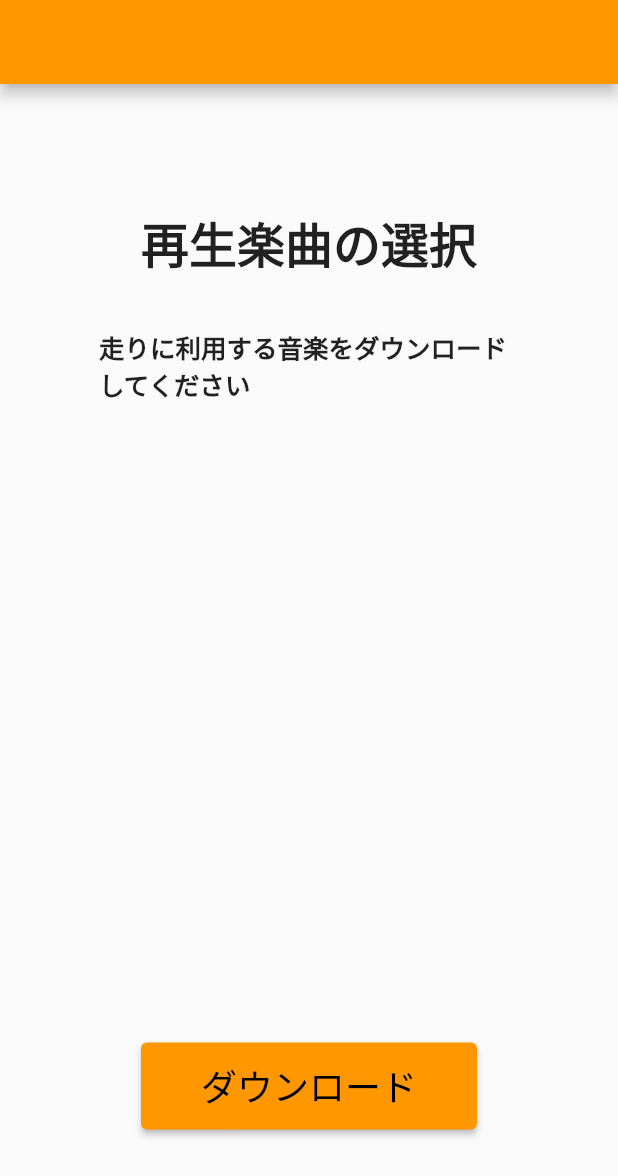
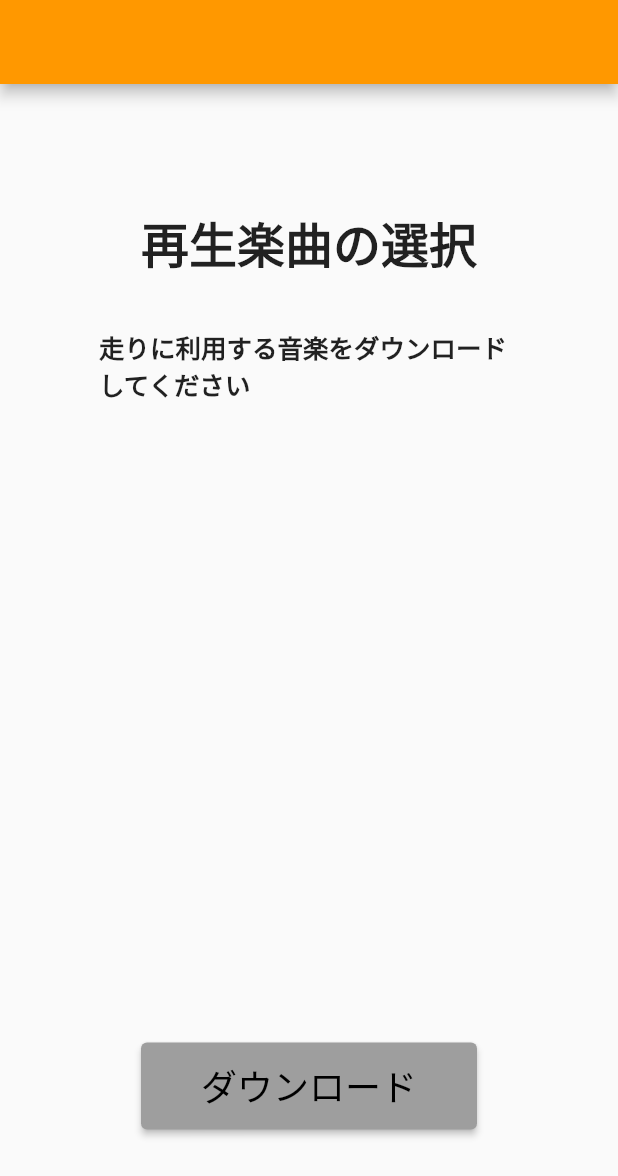
Before and after one commit to beatim-inc/beatim5, a Flutter app: the ChoosePlaylistPage screen opened directly, after a tap on "ダウンロード", on a phone screen of 412 x 824 dp. Shown: the top 1176 px of the screen. Run offline on Flutter 3.47's test engine with Material 2 defaults, Android fonts, the phone set to English and light mode, and no system bars; our stand-ins replace cloud_firestore, firebase_core, firebase_storage, flutter_svg, geolocator, just_audio and 2 more; accounts and stored records are empty.

Commit message:
再生楽曲が選択されるまでダウンロードボタンをオフにした

```diff
--- a/lib/screens/choose_playlist_page.dart
+++ b/lib/screens/choose_playlist_page.dart
@@ -20,6 +20,7 @@ class ChoosePlaylistPage extends StatefulWidget {
 }
 
 class _ChoosePlaylistPageState extends State<ChoosePlaylistPage> {
+  Color pageTransitionButtonColor = Colors.grey;
 //  int selectedPlaylistIndex = -1;
 
   @override
@@ -93,8 +94,10 @@ class _ChoosePlaylistPageState extends State<ChoosePlaylistPage> {
                                           setState(() {
                                             if (value == null) {
                                               selectedPlaylist = -1;
+                                              pageTransitionButtonColor = Colors.grey;
                                             } else {
                                               selectedPlaylist = value;
+                                              pageTransitionButtonColor = Colors.orange;
                                             }
                                           });
                                         }),
@@ -131,9 +134,13 @@ class _ChoosePlaylistPageState extends State<ChoosePlaylistPage> {
                   })),
           Padding(
             padding: const EdgeInsets.only(top: 10.0),
-            child: PageTransitionButton(
-                'ダウンロード',
-                ()async{
+            child: SizedBox(
+              height: 58,
+              width:224,
+              child: ElevatedButton(
+                  child: Text('ダウンロード',style: TextStyle(fontSize: 24),),
+                  style: ElevatedButton.styleFrom(backgroundColor: pageTransitionButtonColor),
+                  onPressed: ()async{
                       if(selectedPlaylist != -1) {
                         generateMusicPlaylist();
                         print(MusicPlaylist);
@@ -152,6 +159,7 @@ class _ChoosePlaylistPageState extends State<ChoosePlaylistPage> {
                         null;
                       }
                     }
+                  ),
             ),
           )
         ],
```
Lines whose indentation alone changed are shown as unchanged.
